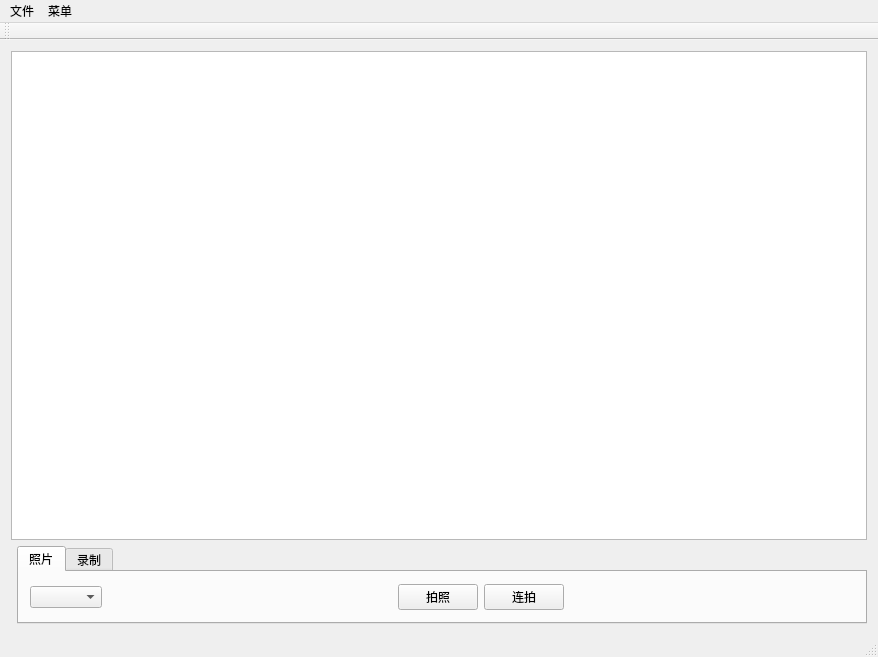
Qt form openqtcamera/mainwindow.ui (GwenCCC/uvc-camera-qt) before a commit.
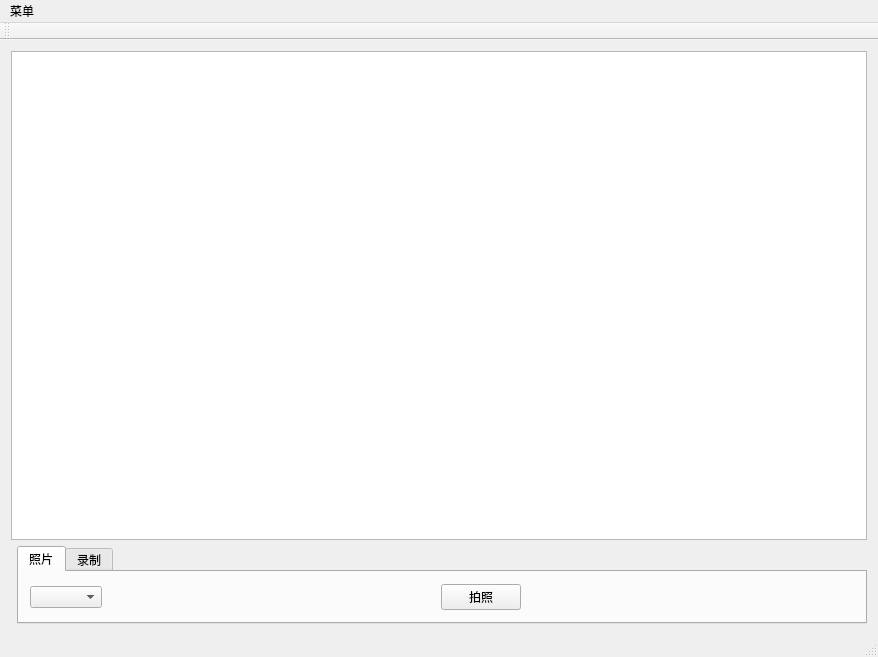
The same form after that commit.

Commit message: 删除文件保存页面，设置默认保存路径为桌面；照片默认为capture.png,视频为video.mov

What changed in the file:
```diff
--- a/openqtcamera/mainwindow.ui
+++ b/openqtcamera/mainwindow.ui
@@ -61,13 +61,6 @@
             </property>
            </widget>
           </item>
-          <item>
-           <widget class="QPushButton" name="morePicBtn">
-            <property name="text">
-             <string>连拍</string>
-            </property>
-           </widget>
-          </item>
           <item>
            <spacer name="horizontalSpacer_2">
             <property name="orientation">
@@ -156,12 +149,6 @@
      <height>32</height>
     </rect>
    </property>
-   <widget class="QMenu" name="menuFile">
-    <property name="title">
-     <string>文件</string>
-    </property>
-    <addaction name="actionFileSavePath"/>
-   </widget>
    <widget class="QMenu" name="menumenu">
     <property name="title">
      <string>菜单</string>
@@ -169,7 +156,6 @@
     <addaction name="actionsetting"/>
     <addaction name="actionFrameSetting"/>
    </widget>
-   <addaction name="menuFile"/>
    <addaction name="menumenu"/>
   </widget>
   <widget class="QToolBar" name="mainToolBar">
```
The commit also changes 5 other files.
